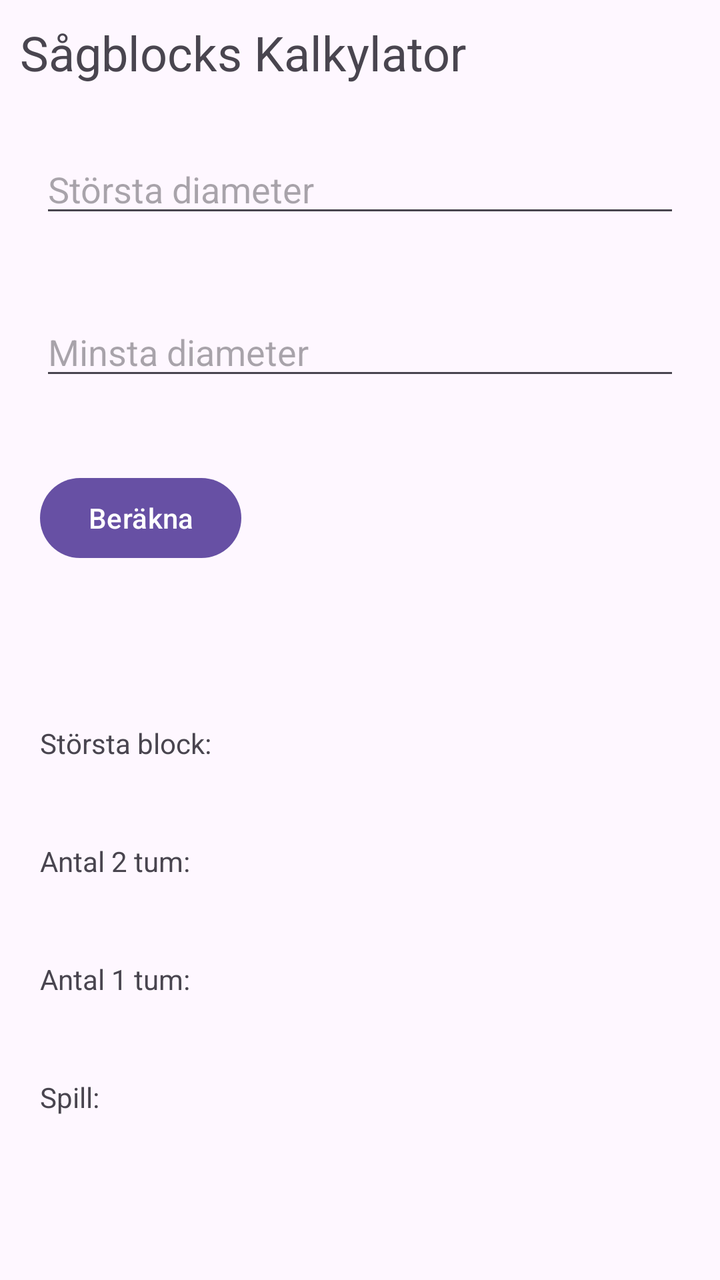
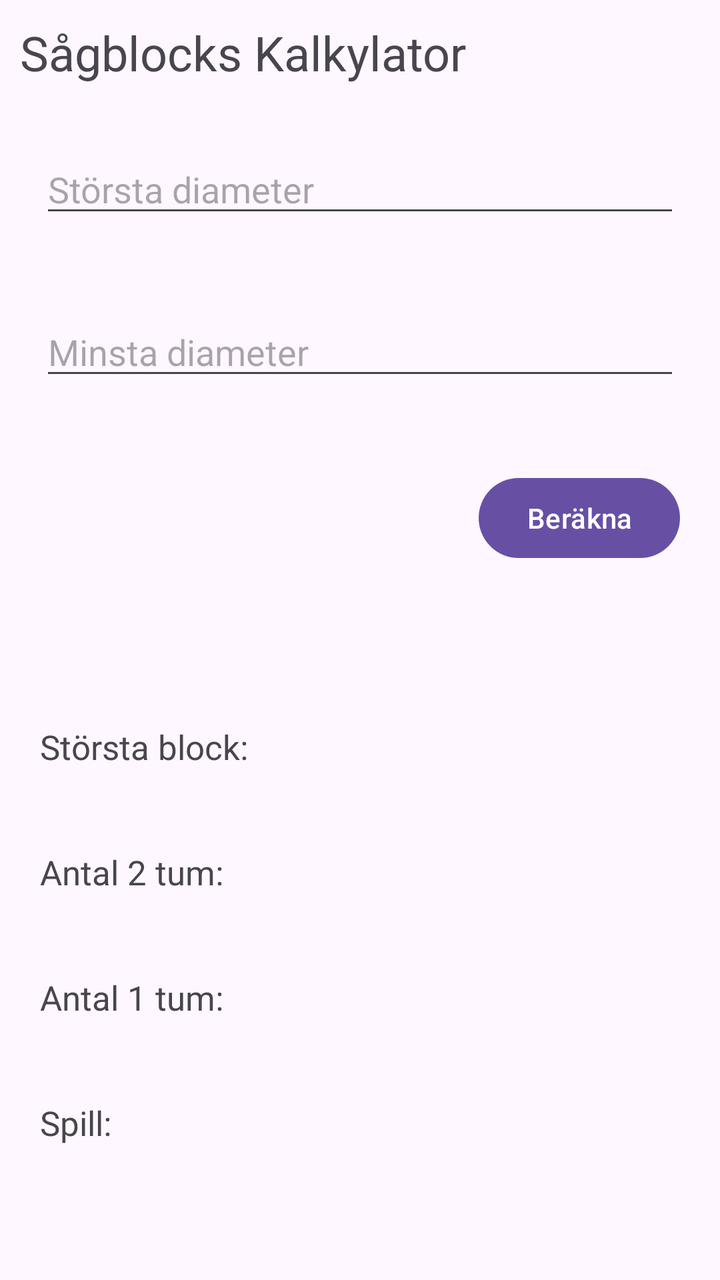

Screens rendered from an Android XML layout before and after an edit, with the pre-edit source and the edit as a unified diff.
<!-- AndroidManifest.xml: application theme Theme.LogCalculator -->
<!-- res/layout/activity_main.xml -->
<?xml version="1.0" encoding="utf-8"?>
<LinearLayout
        xmlns:android="http://schemas.android.com/apk/res/android"
        xmlns:tools="http://schemas.android.com/tools"
        xmlns:app="http://schemas.android.com/apk/res-auto"
        android:id="@+id/main"
        android:layout_width="match_parent"
        android:layout_height="match_parent"
        android:orientation="vertical"
        tools:context=".MainActivity">
    <TextView
            android:layout_width="match_parent"
            android:layout_height="wrap_content"
            android:text="Sågblocks Kalkylator"
            app:layout_constraintBottom_toBottomOf="parent"
            app:layout_constraintStart_toStartOf="parent"
            app:layout_constraintEnd_toEndOf="parent"
            app:layout_constraintTop_toTopOf="parent" app:layout_constraintVertical_bias="0.049"
            android:textSize="24sp"
            android:layout_margin="10dp"
    />

    <EditText android:layout_width="match_parent"
              android:layout_height="wrap_content"
              android:id="@+id/big_input"
              android:hint="Största diameter"
              android:layout_margin="20dp"
              />
    <EditText android:layout_width="match_parent"
              android:layout_height="wrap_content"
              android:id="@+id/small_input"
              android:hint="Minsta diameter"
              android:layout_margin="20dp"
    />
    <Button android:layout_width="wrap_content"
            android:layout_height="wrap_content"
            android:layout_margin="20dp"
            android:id="@+id/calculateLog"
            android:text="Beräkna"
            />
    <TextView android:layout_width="wrap_content"
              android:layout_height="wrap_content"
              android:layout_margin="10dp"
              android:id="@+id/textinput_error"
    />

    <TextView android:layout_width="wrap_content"
              android:layout_height="wrap_content"
              android:layout_margin="20dp"
              android:id="@+id/result"
              android:text="Största block: "
    />
    <TextView android:layout_width="wrap_content"
              android:layout_height="wrap_content"
              android:layout_margin="20dp"
              android:id="@+id/twoInch"
              android:text="Antal 2 tum: "
    />
    <TextView android:layout_width="wrap_content"
              android:layout_height="wrap_content"
              android:layout_margin="20dp"
              android:id="@+id/oneInch"
              android:text="Antal 1 tum: "
    />
    <TextView android:layout_width="wrap_content"
              android:layout_height="wrap_content"
              android:layout_margin="20dp"
              android:id="@+id/spill"
              android:text="Spill: "
    />







</LinearLayout>
<!-- resources referenced by this layout -->
<resources>
  <style name="Theme.LogCalculator" parent="Base.Theme.LogCalculator" />
  <style name="Base.Theme.LogCalculator" parent="Theme.Material3.DayNight.NoActionBar">
          
          
      </style>
</resources>

<!-- the commit's change to res/layout/activity_main.xml (unified diff, before → after) -->
@@ -35,6 +35,7 @@
     <Button android:layout_width="wrap_content"
             android:layout_height="wrap_content"
             android:layout_margin="20dp"
+            android:layout_gravity="right"
             android:id="@+id/calculateLog"
             android:text="Beräkna"
             />
@@ -49,24 +50,31 @@
               android:layout_margin="20dp"
               android:id="@+id/result"
               android:text="Största block: "
+              android:textSize="17sp"
     />
     <TextView android:layout_width="wrap_content"
               android:layout_height="wrap_content"
               android:layout_margin="20dp"
               android:id="@+id/twoInch"
               android:text="Antal 2 tum: "
+              android:textSize="17sp"
+
     />
     <TextView android:layout_width="wrap_content"
               android:layout_height="wrap_content"
               android:layout_margin="20dp"
               android:id="@+id/oneInch"
               android:text="Antal 1 tum: "
+              android:textSize="17sp"
+
     />
     <TextView android:layout_width="wrap_content"
               android:layout_height="wrap_content"
               android:layout_margin="20dp"
               android:id="@+id/spill"
               android:text="Spill: "
+              android:textSize="17sp"
+
     />
 
 
